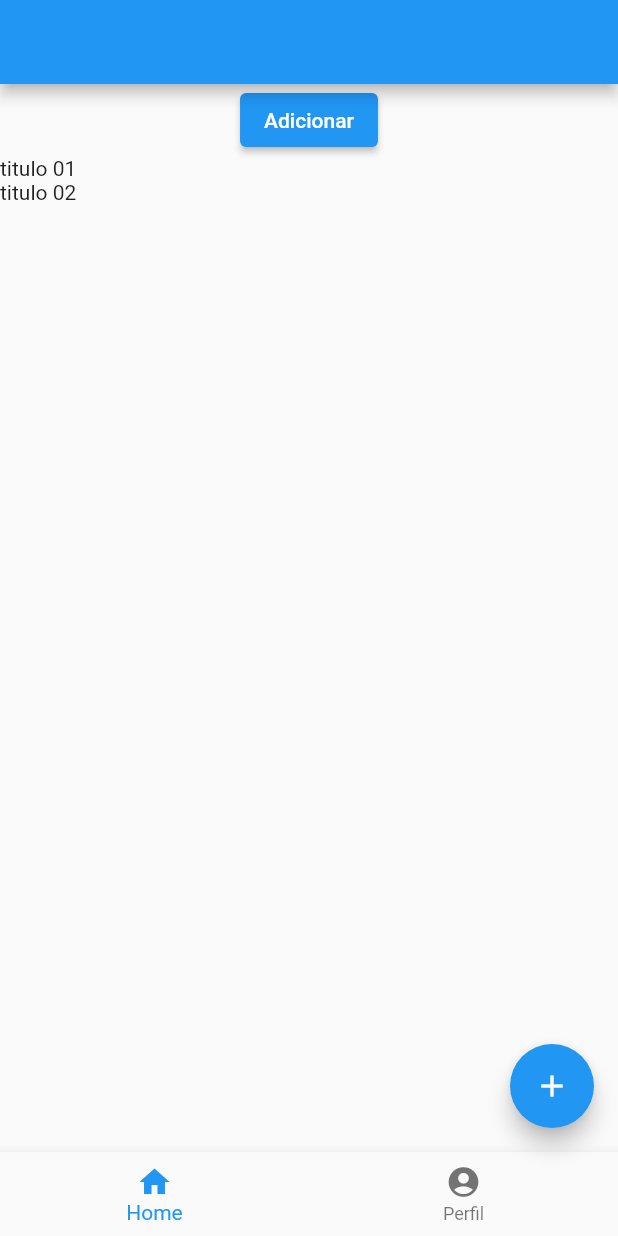
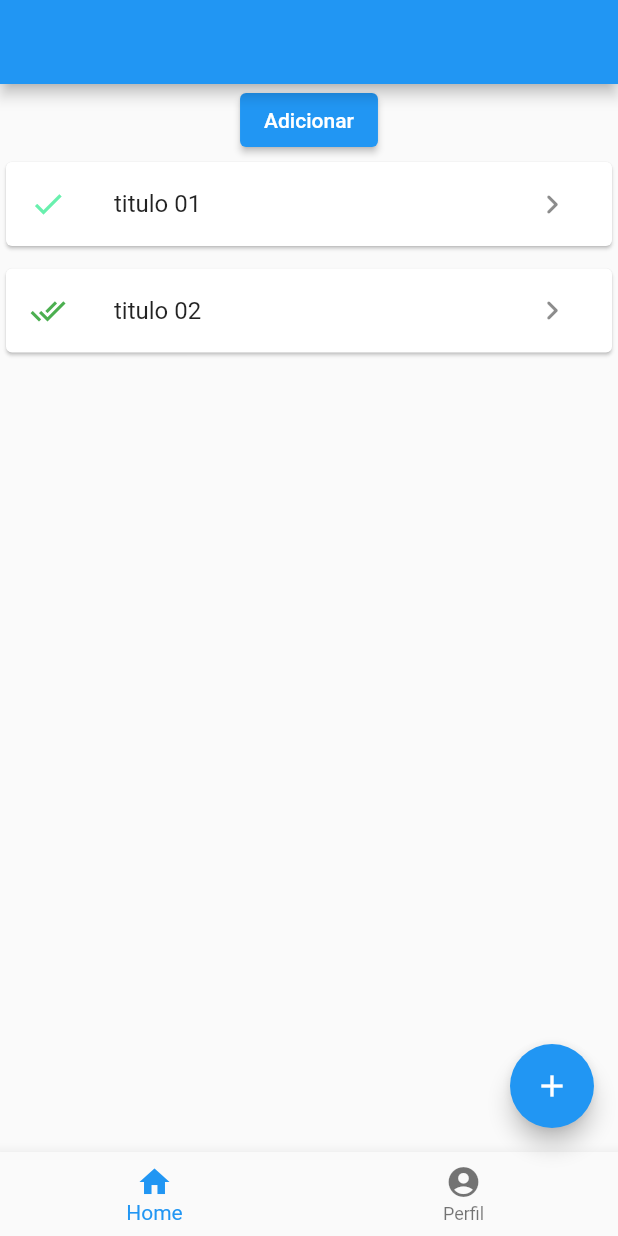
Before and after one commit to correa96cl/projeto_flutter, a Flutter app: the screen it shows after launch, on a phone screen of 412 x 824 dp. Run offline on Flutter 3.47's test engine with Material 2 defaults, Android fonts, the phone set to English and light mode, and no system bars.

Commit message:
Commit da aula do 16 de Junho

```diff
--- a/lib/pages/home/abas/afazes_tab.dart
+++ b/lib/pages/home/abas/afazes_tab.dart
@@ -73,7 +73,20 @@ class _AfazeresTab extends State<AfazeresTab> {
                       handleExcluir(index);
                     }
                   },
-                  child: Text(item.titulo));
+                  child: Padding(
+                    padding: const EdgeInsets.only(bottom: 7),
+                    child: Card(
+                      child: ListTile(
+                        leading: Icon(
+                          item.isConcluido == true ? Icons.done_all : Icons.check_sharp,
+color: item.isConcluido == true ? Colors.green: Colors.greenAccent,
+
+                        ),
+                    title: Text(item.titulo),
+                    trailing: IconButton(onPressed: (){}, icon: Icon(Icons.keyboard_arrow_right_rounded, size: 26,)),
+                      ),
+                    ),
+                  ));//Text(item.titulo));
             },
           ),
         ),
```
